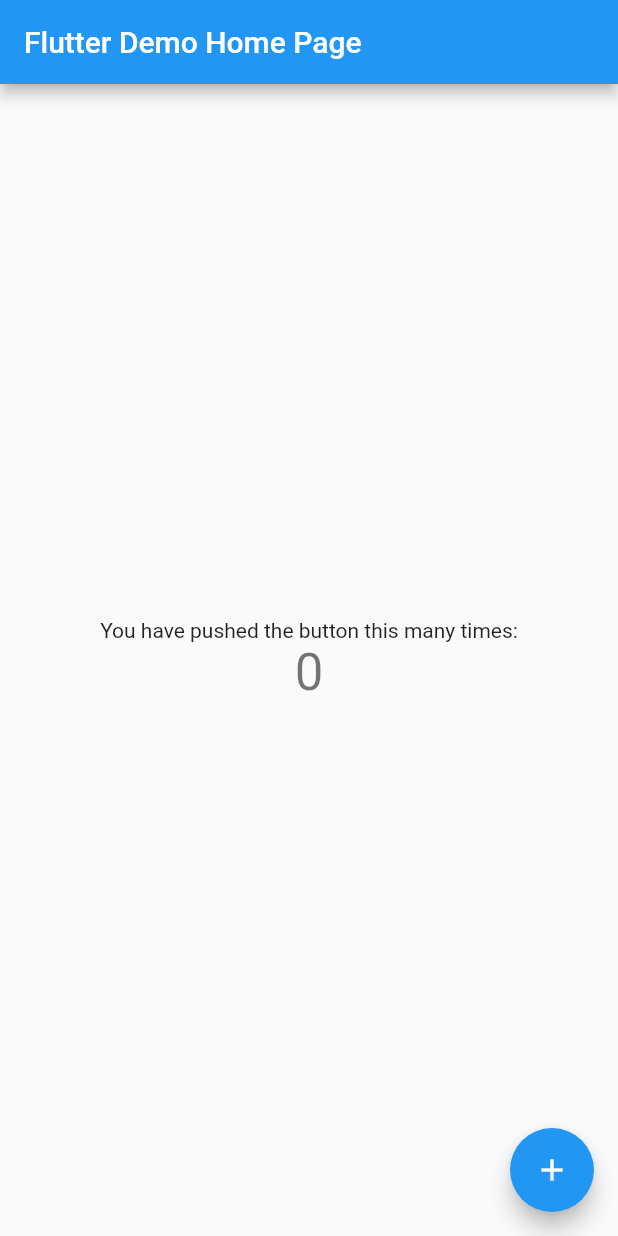
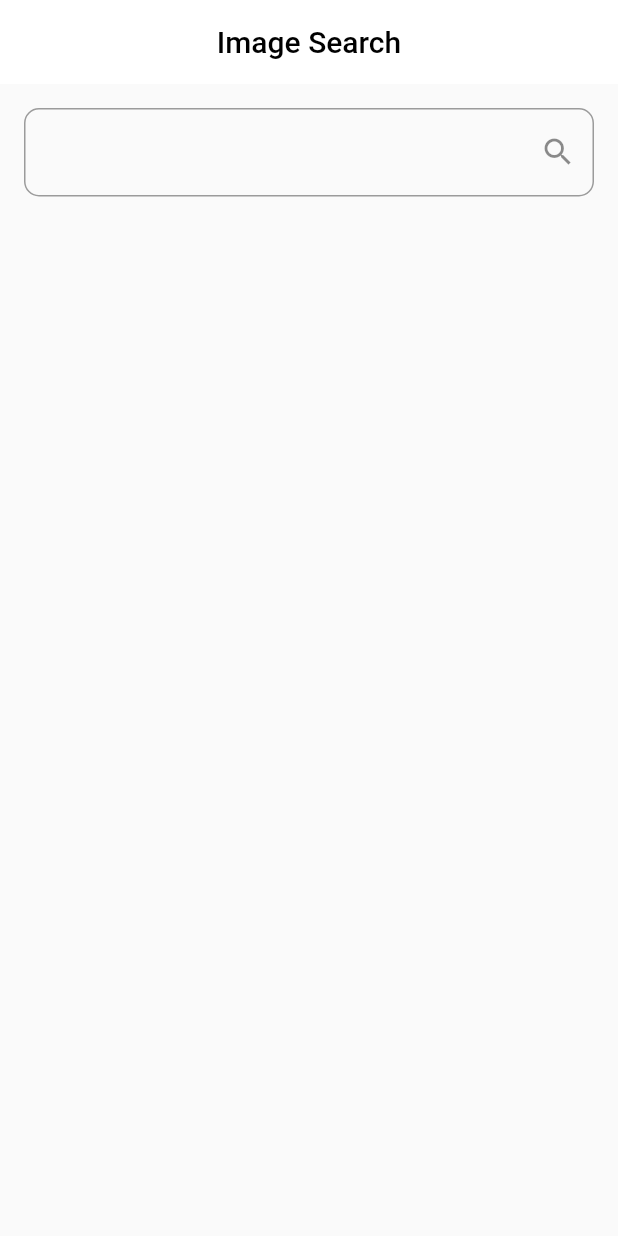
Before and after one commit to bradjjc/pixabay_renew_mvvm_pattern, a Flutter app: the screen it shows after launch, on a phone screen of 412 x 824 dp. Run offline on Flutter 3.47's test engine with Material 2 defaults, Android fonts, the phone set to English and light mode, and no system bars.

Commit message:
이미지 검색 기본 검색

```diff
--- a/lib/main.dart
+++ b/lib/main.dart
@@ -1,4 +1,5 @@
 import 'package:flutter/material.dart';
+import 'package:pixabay_renew_mvvm_pattern/ui/home_screen.dart';
 
 void main() {
   runApp(const MyApp());
@@ -7,100 +8,14 @@ void main() {
 class MyApp extends StatelessWidget {
   const MyApp({super.key});
 
-  // This widget is the root of your application.
   @override
   Widget build(BuildContext context) {
     return MaterialApp(
       title: 'Flutter Demo',
       theme: ThemeData(
-        // This is the theme of your application.
-        //
-        // Try running your application with "flutter run". You'll see the
-        // application has a blue toolbar. Then, without quitting the app, try
-        // changing the primarySwatch below to Colors.green and then invoke
-        // "hot reload" (press "r" in the console where you ran "flutter run",
-        // or simply save your changes to "hot reload" in a Flutter IDE).
-        // Notice that the counter didn't reset back to zero; the application
-        // is not restarted.
         primarySwatch: Colors.blue,
       ),
-      home: const MyHomePage(title: 'Flutter Demo Home Page'),
+      home: const HomeScreen(),
     );
   }
 }
-
-class MyHomePage extends StatefulWidget {
-  const MyHomePage({super.key, required this.title});
-
-  final String title;
-
-  @override
-  State<MyHomePage> createState() => _MyHomePageState();
-}
-
-class _MyHomePageState extends State<MyHomePage> {
-  int _counter = 0;
-
-  void _incrementCounter() {
-    setState(() {
-      // This call to setState tells the Flutter framework that something has
-      // changed in this State, which causes it to rerun the build method below
-      // so that the display can reflect the updated values. If we changed
-      // _counter without calling setState(), then the build method would not be
-      // called again, and so nothing would appear to happen.
-      _counter++;
-    });
-  }
-
-  @override
-  Widget build(BuildContext context) {
-    // This method is rerun every time setState is called, for instance as done
-    // by the _incrementCounter method above.
-    //
-    // The Flutter framework has been optimized to make rerunning build methods
-    // fast, so that you can just rebuild anything that needs updating rather
-    // than having to individually change instances of widgets.
-    return Scaffold(
-      appBar: AppBar(
-        // Here we take the value from the MyHomePage object that was created by
-        // the App.build method, and use it to set our appbar title.
-        title: Text(widget.title),
-      ),
-      body: Center(
-        // Center is a layout widget. It takes a single child and positions it
-        // in the middle of the parent.
-        child: Column(
-          // Column is also a layout widget. It takes a list of children and
-          // arranges them vertically. By default, it sizes itself to fit its
-          // children horizontally, and tries to be as tall as its parent.
-          //
-          // Invoke "debug painting" (press "p" in the console, choose the
-          // "Toggle Debug Paint" action from the Flutter Inspector in Android
-          // Studio, or the "Toggle Debug Paint" command in Visual Studio Code)
-          // to see the wireframe for each widget.
-          //
-          // Column has various properties to control how it sizes itself and
-          // how it positions its children. Here we use mainAxisAlignment to
-          // center the children vertically; the main axis here is the vertical
-          // axis because Columns are vertical (the cross axis would be
-          // horizontal).
-          mainAxisAlignment: MainAxisAlignment.center,
-          children: <Widget>[
-            const Text(
-              'You have pushed the button this many times:',
-            ),
-            Text(
-              '$_counter',
-              style: Theme.of(context).textTheme.headlineMedium,
-            ),
-          ],
-        ),
-      ),
-      floatingActionButton: FloatingActionButton(
-        onPressed: _incrementCounter,
-        tooltip: 'Increment',
-        child: const Icon(Icons.add),
-      ), // This trailing comma makes auto-formatting nicer for build methods.
-    );
-  }
-}
--- /dev/null
+++ b/lib/model/photo.dart
@@ -0,0 +1,100 @@
+class Photo {
+  Photo({
+    required this.id,
+    required this.pageURL,
+    required this.type,
+    required this.tags,
+    required this.previewURL,
+    required this.previewWidth,
+    required this.previewHeight,
+    required this.webformatURL,
+    required this.webformatWidth,
+    required this.webformatHeight,
+    required this.largeImageURL,
+    required this.imageWidth,
+    required this.imageHeight,
+    required this.imageSize,
+    required this.views,
+    required this.downloads,
+    required this.collections,
+    required this.likes,
+    required this.comments,
+    required this.userId,
+    required this.user,
+    required this.userImageURL,
+  });
+  late final int id;
+  late final String pageURL;
+  late final String type;
+  late final String tags;
+  late final String previewURL;
+  late final int previewWidth;
+  late final int previewHeight;
+  late final String webformatURL;
+  late final int webformatWidth;
+  late final int webformatHeight;
+  late final String largeImageURL;
+  late final int imageWidth;
+  late final int imageHeight;
+  late final int imageSize;
+  late final int views;
+  late final int downloads;
+  late final int collections;
+  late final int likes;
+  late final int comments;
+  late final int userId;
+  late final String user;
+  late final String userImageURL;
+
+  Photo.fromJson(Map<String, dynamic> json) {
+    id = json['id'];
+    pageURL = json['pageURL'];
+    type = json['type'];
+    tags = json['tags'];
+    previewURL = json['previewURL'];
+    previewWidth = json['previewWidth'];
+    previewHeight = json['previewHeight'];
+    webformatURL = json['webformatURL'];
+    webformatWidth = json['webformatWidth'];
+    webformatHeight = json['webformatHeight'];
+    largeImageURL = json['largeImageURL'];
+    imageWidth = json['imageWidth'];
+    imageHeight = json['imageHeight'];
+    imageSize = json['imageSize'];
+    views = json['views'];
+    downloads = json['downloads'];
+    collections = json['collections'];
+    likes = json['likes'];
+    comments = json['comments'];
+    userId = json['user_id'];
+    user = json['user'];
+    userImageURL = json['userImageURL'];
+  }
+
+  Map<String, dynamic> toJson() {
+    final _data = <String, dynamic>{};
+    _data['id'] = id;
+    _data['pageURL'] = pageURL;
+    _data['type'] = type;
+    _data['tags'] = tags;
+    _data['previewURL'] = previewURL;
+    _data['previewWidth'] = previewWidth;
+    _data['previewHeight'] = previewHeight;
+    _data['webformatURL'] = webformatURL;
+    _data['webformatWidth'] = webformatWidth;
+    _data['webformatHeight'] = webformatHeight;
+    _data['largeImageURL'] = largeImageURL;
+    _data['imageWidth'] = imageWidth;
+    _data['imageHeight'] = imageHeight;
+    _data['imageSize'] = imageSize;
+    _data['views'] = views;
+    _data['downloads'] = downloads;
+    _data['collections'] = collections;
+    _data['likes'] = likes;
+    _data['comments'] = comments;
+    _data['user_id'] = userId;
+    _data['user'] = user;
+    _data['userImageURL'] = userImageURL;
+    return _data;
+  }
+}
--- /dev/null
+++ b/lib/ui/home_screen.dart
@@ -0,0 +1,100 @@
+import 'dart:convert';
+
+import 'package:flutter/material.dart';
+import 'package:pixabay_renew_mvvm_pattern/model/photo.dart';
+import 'package:pixabay_renew_mvvm_pattern/ui/widget/photo_widget.dart';
+import 'package:http/http.dart' as http;
+
+class HomeScreen extends StatefulWidget {
+  const HomeScreen({Key? key}) : super(key: key);
+
+  @override
+  State<HomeScreen> createState() => _HomeScreenState();
+}
+
+class _HomeScreenState extends State<HomeScreen> {
+  final _controller = TextEditingController();
+  List<Photo> _photos = [];
+
+  Future<List<Photo>> fetch(String quary) async {
+    String serchText = quary.replaceAll(' ', '+');
+    final response = await http.get(
+      Uri.parse(
+          'https://pixabay.com/api/?key=33944449-869c2910b825e571ac4fba36f&q=$serchText&image_type=photo'),
+    );
+    Map<String, dynamic> jsonResponse = jsonDecode(response.body);
+    // Iterable 반복자 타입
+    Iterable hits = jsonResponse['hits'];
+    return hits.map((e) => Photo.fromJson(e)).toList();
+  }
+
+  @override
+  void dispose() {
+    // TODO: implement dispose
+    super.dispose();
+    _controller.dispose();
+  }
+
+  @override
+  Widget build(BuildContext context) {
+    return Scaffold(
+      appBar: AppBar(
+        centerTitle: true,
+        elevation: 0,
+        backgroundColor: Colors.white,
+        title: const Text(
+          'Image Search',
+          style: TextStyle(color: Colors.black),
+        ),
+      ),
+      body: Column(
+        children: [
+          Padding(
+            padding: const EdgeInsets.all(16.0),
+            child: TextField(
+              controller: _controller,
+              onSubmitted: (value) async {
+                final photos = await fetch(_controller.text);
+                setState(() {
+                  _photos = photos;
+                });
+              },
+              decoration: InputDecoration(
+                border: const OutlineInputBorder(
+                  borderRadius: BorderRadius.all(Radius.circular(10.0)),
+                ),
+                suffixIcon: IconButton(
+                  onPressed: () async {
+                    final photos = await fetch(_controller.text);
+                    setState(() {
+                      _photos = photos;
+                    });
+                  },
+                  icon: const Icon(Icons.search),
+                ),
+              ),
+            ),
+          ),
+          Expanded(
+            child: GridView.builder(
+              padding: const EdgeInsets.all(16),
+              itemCount: _photos.length, //item 개수
+              gridDelegate: const SliverGridDelegateWithFixedCrossAxisCount(
+                crossAxisCount: 2, //1 개의 행에 보여줄 item 개수
+                mainAxisSpacing: 16, //수평 Padding
+                crossAxisSpacing: 16, //수직 Padding
+              ),
+              itemBuilder: (BuildContext context, int index) {
+                //item 의 반목문 항목 형성
+                final photo = _photos[index];
+                return PhotoWidget(
+                  photo: photo,
+                );
+              },
+            ),
+          ),
+        ],
+      ),
+    );
+  }
+}
--- a/pubspec.yaml
+++ b/pubspec.yaml
@@ -35,6 +35,7 @@ dependencies:
   # The following adds the Cupertino Icons font to your application.
   # Use with the CupertinoIcons class for iOS style icons.
   cupertino_icons: ^1.0.2
+  http: ^0.13.5
 
 dev_dependencies:
   flutter_test:
```
Also changed, not shown: lib/ui/widget/photo_widget.dart (added, +21 -0 lines), pubspec.lock, 2 other files.
